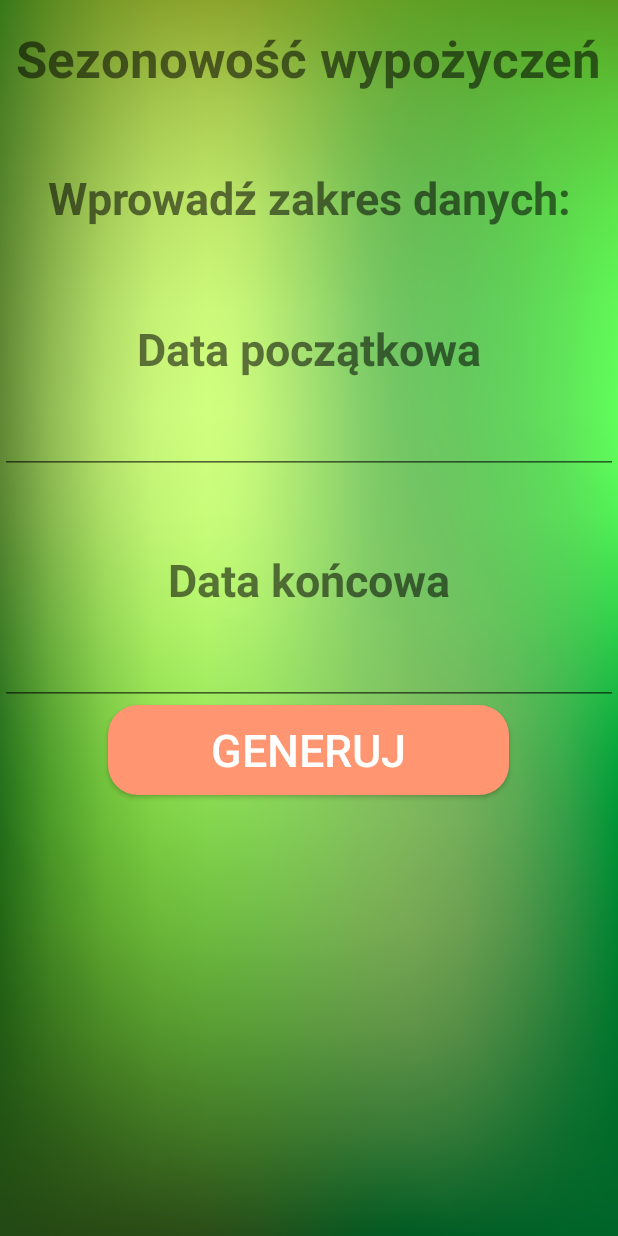
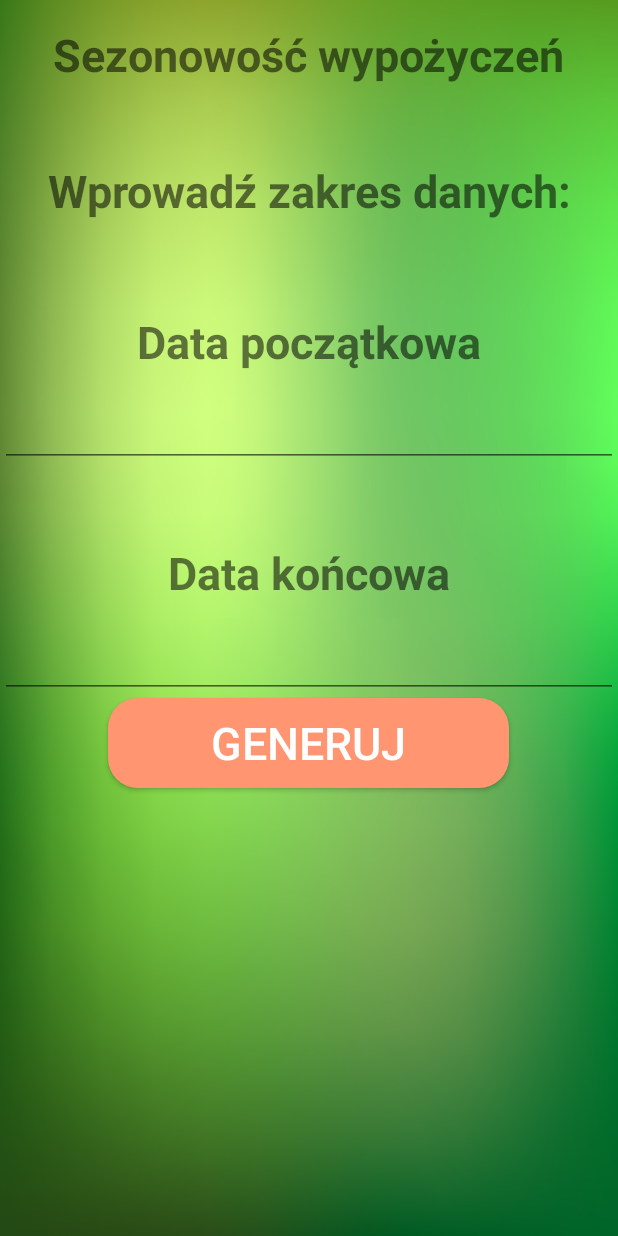
Before and after one commit to dawid2010/bibliotekaplus, an Android app: the ranking screen opened directly, with no data from a screen before it, on a phone screen of 412 x 824 dp. Run offline under Robolectric (Android 15) with nearby library versions, the phone set to English and light mode, and no system bars.

```diff
--- a/app/src/main/res/layout/activity_ranking.xml
+++ b/app/src/main/res/layout/activity_ranking.xml
@@ -19,7 +19,7 @@
         android:layout_marginEnd="8dp"
         android:text="Sezonowość wypożyczeń"
         android:textIsSelectable="false"
-        android:textSize="34sp"
+        android:textSize="30sp"
         android:textStyle="bold"
         app:layout_constraintEnd_toEndOf="parent"
         app:layout_constraintStart_toStartOf="parent"
```
Also changed, not shown: app/src/main/java/mobile/bibliotekaplus/ListViewAdapterModelRank.java (+8 -2 lines).
